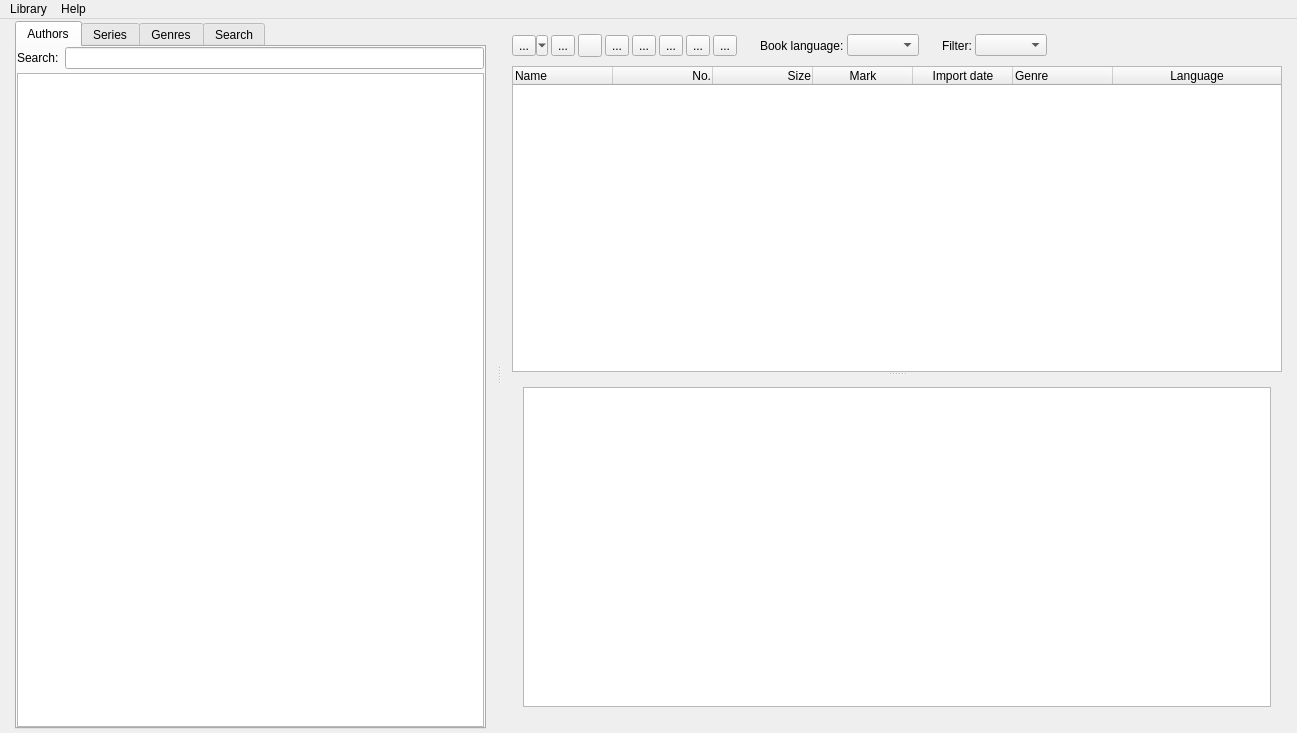
The window that freeLib/src/mainwindow.ui (petrovvlad/freeLib) describes before a commit, drawn with Qt 5.
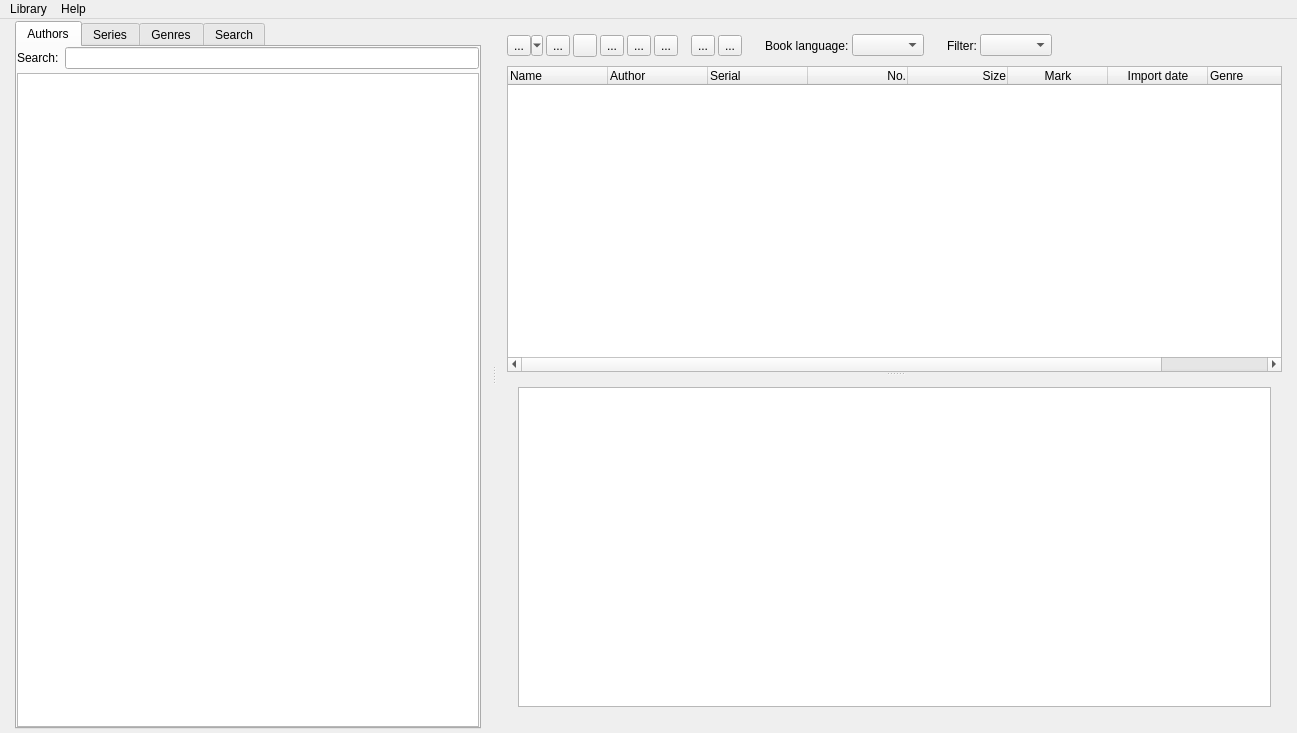
The same window after the commit. Icons and pictures are not drawn.

Diff of the .ui file:
```diff
--- a/freeLib/src/mainwindow.ui
+++ b/freeLib/src/mainwindow.ui
@@ -485,7 +485,7 @@
           <property name="frameShadow">
            <enum>QFrame::Raised</enum>
           </property>
-          <layout class="QHBoxLayout" name="horizontalLayout_2" stretch="0,0,0,0,0,0,0,0,0,0,0,0,0,0,0,0">
+          <layout class="QHBoxLayout" name="horizontalLayout_2" stretch="0,0,0,0,0,0,0,0,0,0,0,0,0,0,0,0,0">
            <property name="spacing">
             <number>3</number>
            </property>
@@ -580,6 +580,22 @@
              </property>
             </widget>
            </item>
+           <item>
+            <spacer name="horizontalSpacer">
+             <property name="orientation">
+              <enum>Qt::Horizontal</enum>
+             </property>
+             <property name="sizeType">
+              <enum>QSizePolicy::Maximum</enum>
+             </property>
+             <property name="sizeHint" stdset="0">
+              <size>
+               <width>10</width>
+               <height>20</height>
+              </size>
+             </property>
+            </spacer>
+           </item>
            <item>
             <widget class="QToolButton" name="btnTreeView">
              <property name="text">
@@ -811,6 +827,16 @@
                 <string>Name</string>
                </property>
               </column>
+              <column>
+               <property name="text">
+                <string>Author</string>
+               </property>
+              </column>
+              <column>
+               <property name="text">
+                <string>Serial</string>
+               </property>
+              </column>
               <column>
                <property name="text">
                 <string>No.</string>
```
Left out of the diff: 2 changed lines with no effect on the pictures.
